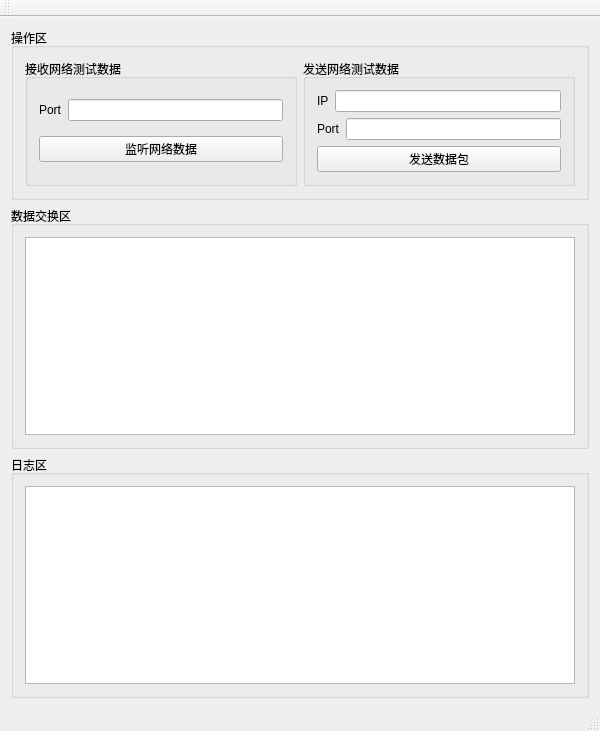
The window that NetTester.ui (gongfpp/NetTester) describes before a commit, drawn with Qt 5.
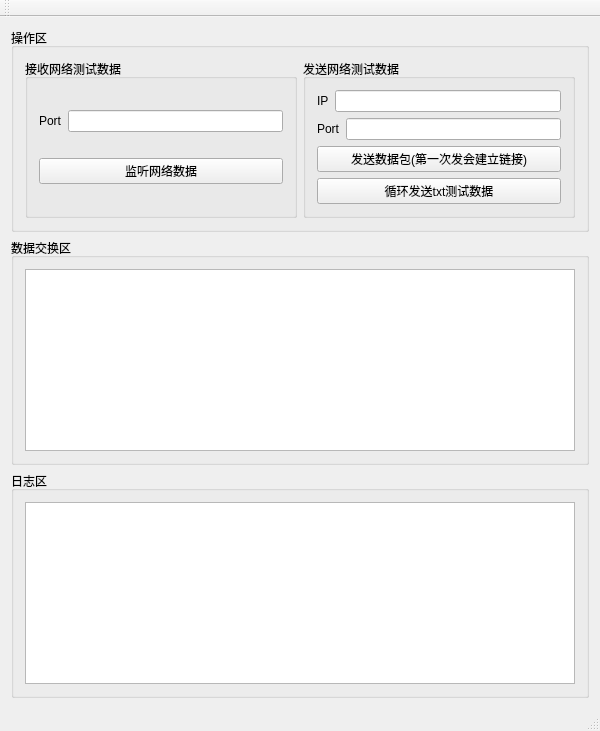
The same window after the commit.

Commit message: 完善发数据功能 现在能发送数据和基本的错误输出了  由于是单GUI线程没使用同步 不然会卡

Patch:
```diff
--- a/NetTester.ui
+++ b/NetTester.ui
@@ -88,7 +88,14 @@
           <item>
            <widget class="QPushButton" name="buttonSendTCP">
             <property name="text">
-             <string>发送数据包</string>
+             <string>发送数据包(第一次发会建立链接)</string>
+            </property>
+           </widget>
+          </item>
+          <item>
+           <widget class="QPushButton" name="buttonTest">
+            <property name="text">
+             <string>循环发送txt测试数据</string>
             </property>
            </widget>
           </item>
```
The commit also changes 6 other files.
